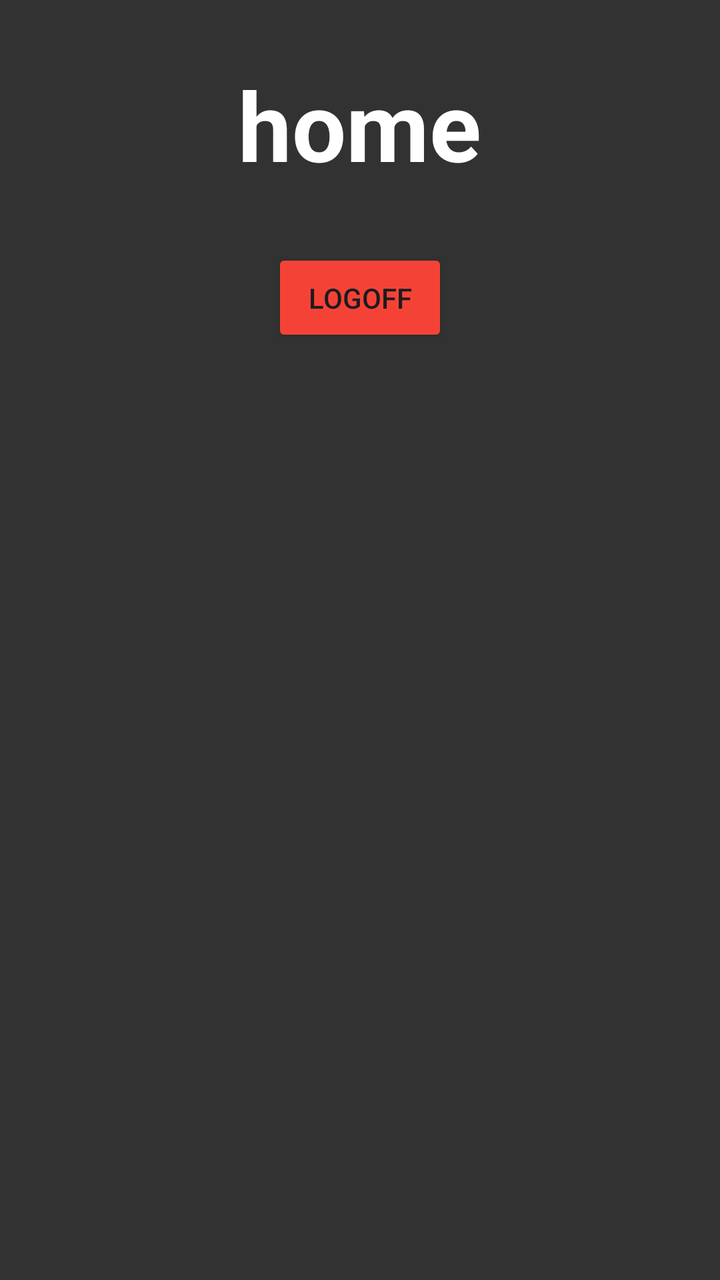
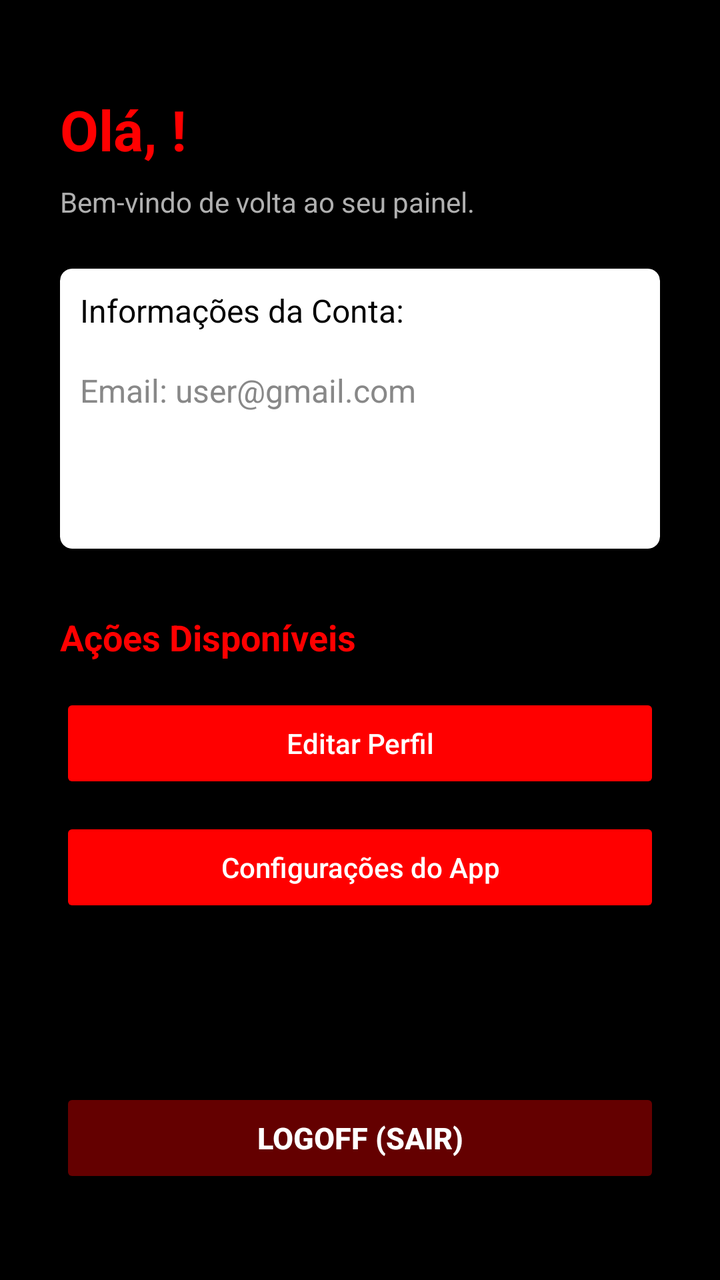

Two renders of the same Android screen: before a commit and after it. Below are the layout's source before the change and the commit's diff.
<!-- AndroidManifest.xml: application theme Theme.Mtecpamianderson -->
<!-- res/layout/activity_home.xml -->
<?xml version="1.0" encoding="utf-8"?>
<LinearLayout xmlns:android="http://schemas.android.com/apk/res/android"
    xmlns:app="http://schemas.android.com/apk/res-auto"
    xmlns:tools="http://schemas.android.com/tools"
    android:id="@+id/main"
    android:background="#333232"
    android:orientation="vertical"
    android:layout_width="match_parent"
    android:layout_height="match_parent"
    tools:context=".HomeActivity">

    <TextView
        android:layout_width="wrap_content"
        android:layout_height="wrap_content"
        android:layout_gravity="center"
        android:text="home"
        android:layout_marginTop="30dp"
        android:textSize="48sp"
        android:textColor="@color/white"
        android:textStyle="bold"/>


        <Button android:id="@+id/btnSair"
            android:layout_width="wrap_content"
            android:layout_height="wrap_content"
            android:layout_marginTop="30dp"
            android:text="logoff"
            android:layout_gravity="center"
            android:padding="15dp"
            android:backgroundTint="#F44336"
            app:cornerRadius="5dp"/>


</LinearLayout>
<!-- resources referenced by this layout -->
<resources>
  <color name="white">#FFFFFFFF</color>
  <style name="Theme.Mtecpamianderson" parent="Base.Theme.Mtecpamianderson" />
  <style name="Base.Theme.Mtecpamianderson" parent="Theme.Material3.DayNight.NoActionBar">
          
          
      </style>
</resources>

<!-- the commit's change to res/layout/activity_home.xml (unified diff, before → after) -->
@@ -1,34 +1,108 @@
 <?xml version="1.0" encoding="utf-8"?>
 <LinearLayout xmlns:android="http://schemas.android.com/apk/res/android"
     xmlns:app="http://schemas.android.com/apk/res-auto"
-    xmlns:tools="http://schemas.android.com/tools"
+    android:layout_width="match_parent"
     android:id="@+id/main"
-    android:background="#333232"
+    android:layout_height="match_parent"
+    android:background="#000000"
     android:orientation="vertical"
-    android:layout_width="match_parent"
-    android:layout_height="match_parent"
-    tools:context=".HomeActivity">
+    android:padding="30dp">
+
 
     <TextView
+        android:id="@+id/welcomeUser"
         android:layout_width="wrap_content"
         android:layout_height="wrap_content"
-        android:layout_gravity="center"
-        android:text="home"
-        android:layout_marginTop="30dp"
-        android:textSize="48sp"
-        android:textColor="@color/white"
-        android:textStyle="bold"/>
+        android:layout_marginTop="16dp"
+        android:text="Olá, !"
+        android:textColor="#FF0000"
+        android:textSize="28sp"
+        android:textStyle="bold" />
 
+    <TextView
+        android:id="@+id/tvSubtitle"
+        android:layout_width="wrap_content"
+        android:layout_height="wrap_content"
+        android:layout_marginTop="8dp"
+        android:text="Bem-vindo de volta ao seu painel."
+        android:textColor="#B0B0B0"
+        android:textSize="14sp" />
 
-        <Button android:id="@+id/btnSair"
+    <androidx.cardview.widget.CardView
+        android:layout_width="match_parent"
+        android:layout_height="140dp"
+        android:layout_marginTop="24dp"
+        app:cardBackgroundColor="#FFFFFF"
+        app:cardCornerRadius="6dp"
+        app:cardElevation="2dp">
+
+        <TextView
             android:layout_width="wrap_content"
             android:layout_height="wrap_content"
-            android:layout_marginTop="30dp"
-            android:text="logoff"
-            android:layout_gravity="center"
-            android:padding="15dp"
-            android:backgroundTint="#F44336"
-            app:cornerRadius="5dp"/>
+            android:layout_margin="10dp"
+            android:text="Informações da Conta:"
+            android:textColor="#000000"
+            android:textSize="16sp" />
 
+        <TextView
+            android:id="@+id/emailInfo"
+            android:layout_width="wrap_content"
+            android:layout_height="wrap_content"
+            android:layout_marginTop="50dp"
+            android:layout_marginLeft="10dp"
+            android:text="Email: user@gmail.com"
+            android:textColor="#888888"
+            android:textSize="16sp" />
+
+    </androidx.cardview.widget.CardView>
+
+    <TextView
+        android:id="@+id/tvActionsTitle"
+        android:layout_width="wrap_content"
+        android:layout_height="wrap_content"
+        android:layout_marginTop="32dp"
+        android:text="Ações Disponíveis"
+        android:textColor="#FF0000"
+        android:textSize="18sp"
+        android:textStyle="bold" />
+
+    <android.widget.Button
+        android:id="@+id/btnEditProfile"
+        android:layout_width="match_parent"
+        android:layout_height="50dp"
+        android:layout_marginTop="16dp"
+        android:backgroundTint="#FF0000"
+        android:text="Editar Perfil"
+        android:textAllCaps="false"
+        android:textColor="#FFFFFF"
+        android:textSize="14sp" />
+
+    <android.widget.Button
+        android:id="@+id/btnAppSettings"
+        android:layout_width="match_parent"
+        android:layout_height="50dp"
+        android:layout_marginTop="12dp"
+        android:backgroundTint="#FF0000"
+        android:text="Configurações do App"
+        android:textAllCaps="false"
+        android:textColor="#FFFFFF"
+        android:textSize="14sp" />
+
+    <View
+        android:layout_width="match_parent"
+        android:layout_height="0dp"
+        android:layout_weight="1" />
+
+    <android.widget.Button
+        android:id="@+id/btnSair"
+        android:layout_width="match_parent"
+        android:layout_height="50dp"
+        android:layout_marginTop="32dp"
+        android:layout_marginBottom="16dp"
+        android:backgroundTint="#640000"
+        android:text="LOGOFF (SAIR)"
+        android:textColor="#FFFFFF"
+        android:textSize="15sp"
+        android:textStyle="bold" />
 
 </LinearLayout>
<!-- resource entries referenced after the edit -->
@@ -1,6 +1,5 @@
 <!-- resources referenced by this layout -->
 <resources>
-  <color name="white">#FFFFFFFF</color>
   <style name="Theme.Mtecpamianderson" parent="Base.Theme.Mtecpamianderson" />
   <style name="Base.Theme.Mtecpamianderson" parent="Theme.Material3.DayNight.NoActionBar">
           
